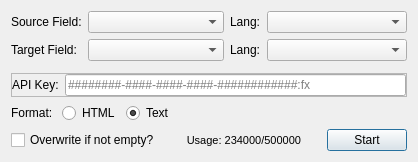
The window that form.ui (kelciour/deepl-translator) describes before a commit, drawn with Qt 5.
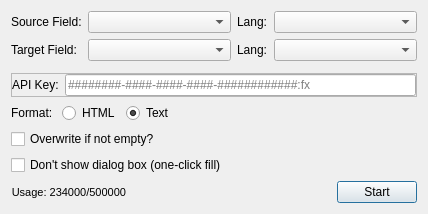
The same window after the commit.

Commit message: Add checkbox to don't show dialog box in editor

```diff
--- a/form.ui
+++ b/form.ui
@@ -9,8 +9,8 @@
    <rect>
     <x>0</x>
     <y>0</y>
-    <width>409</width>
-    <height>160</height>
+    <width>428</width>
+    <height>213</height>
    </rect>
   </property>
   <property name="sizePolicy">
@@ -268,6 +268,21 @@
        </property>
       </spacer>
      </item>
+    </layout>
+   </item>
+   <item>
+    <layout class="QHBoxLayout" name="horizontalLayout_5">
+     <item>
+      <widget class="QCheckBox" name="checkBoxDialogVisibility">
+       <property name="text">
+        <string>Don't show dialog box (one-click fill)</string>
+       </property>
+      </widget>
+     </item>
+    </layout>
+   </item>
+   <item>
+    <layout class="QHBoxLayout" name="horizontalLayout_6">
      <item>
       <widget class="QLabel" name="usage">
        <property name="font">
```
The commit also changes 2 other files.
